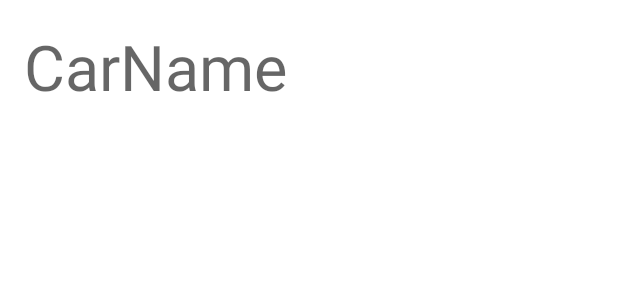
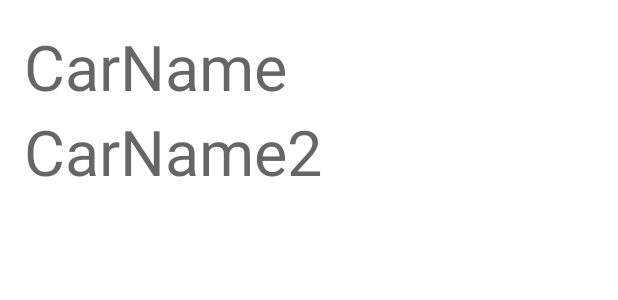
Before and after one commit to ad-sharma/my-app, an Android app: the layout vogella_row.xml on its own in the app's theme, with its tools: preview values and no code run, on a phone screen of 412 x 824 dp. Shown: the top 300 px of the screen. Run offline under Robolectric (Android 15) with nearby library versions, the phone set to English and light mode, and no system bars.

Commit message:
added a textview in mainlayout

```diff
--- a/app/src/main/res/layout/vogella_row.xml
+++ b/app/src/main/res/layout/vogella_row.xml
@@ -13,6 +13,13 @@
         android:textSize="42sp"
         tools:hint="CarName"
         />
+    <TextView
+        android:id="@+id/vogella_text_vie2"
+        android:layout_width="wrap_content"
+        android:layout_height="wrap_content"
+        android:textSize="42sp"
+        tools:hint="CarName2"
+        />
 
 
 
```
